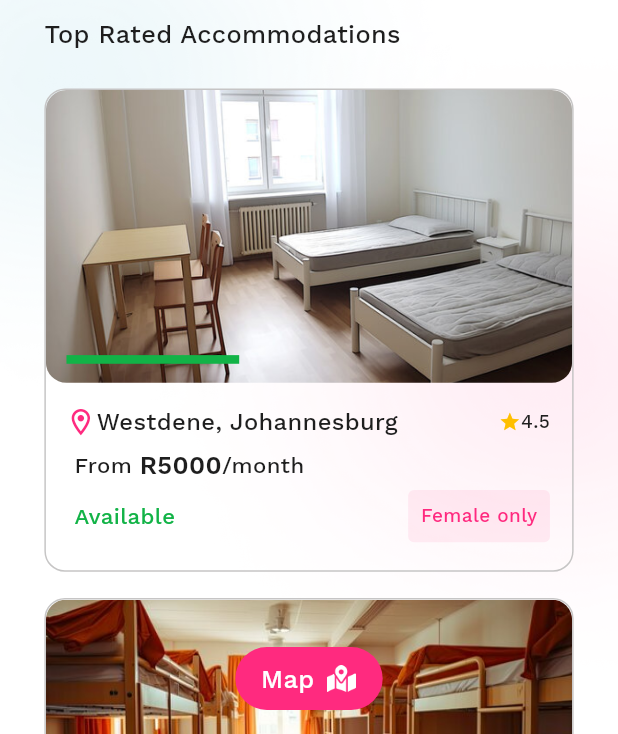
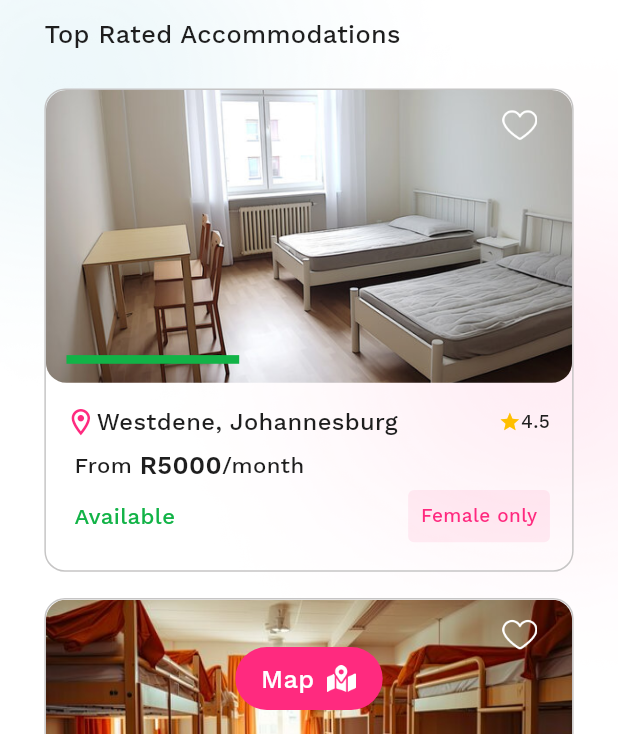
Before and after one commit to Taheer-Afredii/findly, a Flutter app: the AccomodationScreen screen opened directly, on a phone screen of 412 x 824 dp. Shown: the part 502-1236 px from the top of the screen. Run offline on Flutter 3.47's test engine with Material 3 defaults, Android fonts, the light colour scheme and no system bars; our stand-ins replace bubble, carousel_slider, dotted_border, flutter_advanced_switch, flutter_rating_bar, flutter_screenutil and 2 more; missing offline and left inert: stepper_list_view.

Commit message:
updated at 9 aug 7:06 PM

```diff
--- a/lib/Core/Constant/assets_constant.dart
+++ b/lib/Core/Constant/assets_constant.dart
@@ -41,6 +41,7 @@ String friends = '$iconpath/friends.png';
 String google = '$iconpath/google.png';
 String gym = '$iconpath/gym.png';
 String heart = '$iconpath/heart.png';
+String whiteheart = '$iconpath/whiteheart.png';
 String home = "$iconpath/home.png";
 String instagram = '$iconpath/instagram.png';
 String laptop = '$iconpath/laptop.png';
--- a/lib/UI/MainBottomNavigationBar/Views/Home/View/Accommodation/widgets/accommodation_listview.dart
+++ b/lib/UI/MainBottomNavigationBar/Views/Home/View/Accommodation/widgets/accommodation_listview.dart
@@ -1,6 +1,7 @@
 import 'package:flutter/material.dart';
 import 'package:flutter_screenutil/flutter_screenutil.dart';
 
+import '../../../../../../../Core/Constant/assets_constant.dart';
 import '../../../../../../../Core/Constant/colors.dart';
 import '../../../../../../../Core/Constant/text_constant.dart';
 
@@ -44,11 +45,9 @@ class AccommodationListview extends StatelessWidget {
         child: Column(
           crossAxisAlignment: CrossAxisAlignment.start,
           children: [
-            Stack(
-              alignment: Alignment.bottomLeft,
-              children: [
             Container(
               height: 200.h,
+              width: 1.sw,
               decoration: BoxDecoration(
                 image: DecorationImage(
                   image: AssetImage(image),
@@ -56,14 +55,26 @@ class AccommodationListview extends StatelessWidget {
                 ),
                 borderRadius: BorderRadius.circular(14.r),
               ),
-                  // child: Image.asset(
-                  //   image,
-                  //   height: 159.h,
-                  //   fit: BoxFit.cover,
+              child: SizedBox(
+                height: 200.h,
+                child: Column(
+                  crossAxisAlignment: CrossAxisAlignment.start,
+                  children: [
+                    Align(
+                      alignment: Alignment.topRight,
+                      child: Padding(
+                        padding: EdgeInsets.only(top: 12.h, right: 21.w),
+                        child: Image.asset(
+                          whiteheart,
+                          color: whiteColor,
+                          height: 24.h,
+                          width: 24.w,
 
-                  //   // width: 135.w,
-                  // ),
+                          // width: 135.w,
                         ),
+                      ),
+                    ),
+                    const Spacer(),
                     Padding(
                         padding: EdgeInsets.only(left: 13.w, bottom: 13.h),
                         child: Column(
@@ -71,12 +82,15 @@ class AccommodationListview extends StatelessWidget {
                             Container(
                               height: 5.9.h,
                               width: 109.w,
-                          color:
-                              status ? const Color(0xFF12B347) : secondaryColor,
+                              color: status
+                                  ? const Color(0xFF12B347)
+                                  : secondaryColor,
                             ),
                           ],
                         )),
                   ],
+                ),
+              ),
             ),
             SizedBox(height: 15.h),
             Padding(
```
Also changed, not shown: assets/icons/academicyear.png (added), assets/icons/faculty.png (added), assets/icons/whiteheart.png (added). Lines whose indentation alone changed are shown as unchanged.
